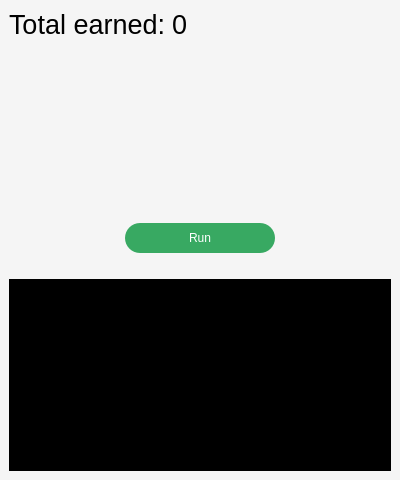
First picture: the form in res/ui/main.ui, repository lil4ipsik/aviso_bot, before the edit.
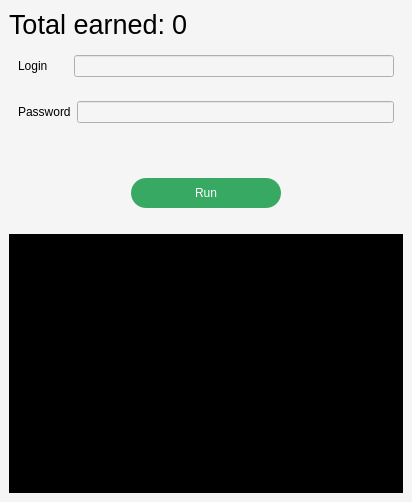
Second picture: the form after the edit.

Commit message: user can enter login and password in QUI

Diff of the .ui file:
```diff
--- a/res/ui/main.ui
+++ b/res/ui/main.ui
@@ -6,8 +6,8 @@
    <rect>
     <x>0</x>
     <y>0</y>
-    <width>400</width>
-    <height>480</height>
+    <width>412</width>
+    <height>502</height>
    </rect>
   </property>
   <property name="minimumSize">
@@ -18,8 +18,8 @@
   </property>
   <property name="maximumSize">
    <size>
-    <width>1000</width>
-    <height>1000</height>
+    <width>16777215</width>
+    <height>16777215</height>
    </size>
   </property>
   <property name="windowTitle">
@@ -28,6 +28,9 @@
   <property name="styleSheet">
    <string notr="true">background-color: #F5F5F5;</string>
   </property>
+  <property name="tabShape">
+   <enum>QTabWidget::TabShape::Triangular</enum>
+  </property>
   <widget class="QWidget" name="verticalWidget">
    <property name="sizePolicy">
     <sizepolicy hsizetype="Expanding" vsizetype="Expanding">
@@ -89,11 +92,62 @@
       </item>
      </layout>
     </item>
+    <item>
+     <widget class="QWidget" name="horizontalWidget" native="true">
+      <property name="minimumSize">
+       <size>
+        <width>0</width>
+        <height>0</height>
+       </size>
+      </property>
+      <layout class="QHBoxLayout" name="horizontalLayout_3">
+       <item>
+        <widget class="QLabel" name="label_2">
+         <property name="text">
+          <string>Login      </string>
+         </property>
+        </widget>
+       </item>
+       <item>
+        <widget class="QLineEdit" name="login_edit"/>
+       </item>
+      </layout>
+     </widget>
+    </item>
+    <item>
+     <widget class="QWidget" name="horizontalWidgetc" native="true">
+      <property name="minimumSize">
+       <size>
+        <width>0</width>
+        <height>0</height>
+       </size>
+      </property>
+      <layout class="QHBoxLayout" name="horizontalLayout_4">
+       <item>
+        <widget class="QLabel" name="label_3">
+         <property name="text">
+          <string>Password</string>
+         </property>
+        </widget>
+       </item>
+       <item>
+        <widget class="QLineEdit" name="password_edit">
+         <property name="echoMode">
+          <enum>QLineEdit::EchoMode::Password</enum>
+         </property>
+        </widget>
+       </item>
+      </layout>
+     </widget>
+    </item>
     <item>
      <spacer name="verticalSpacer">
       <property name="orientation">
        <enum>Qt::Orientation::Vertical</enum>
       </property>
+      <property name="sizeType">
+       <enum>QSizePolicy::Policy::Minimum</enum>
+      </property>
       <property name="sizeHint" stdset="0">
        <size>
         <width>20</width>
```
Left out of the diff: 3 changed lines with no effect on the pictures. The commit also changes 4 other files.
